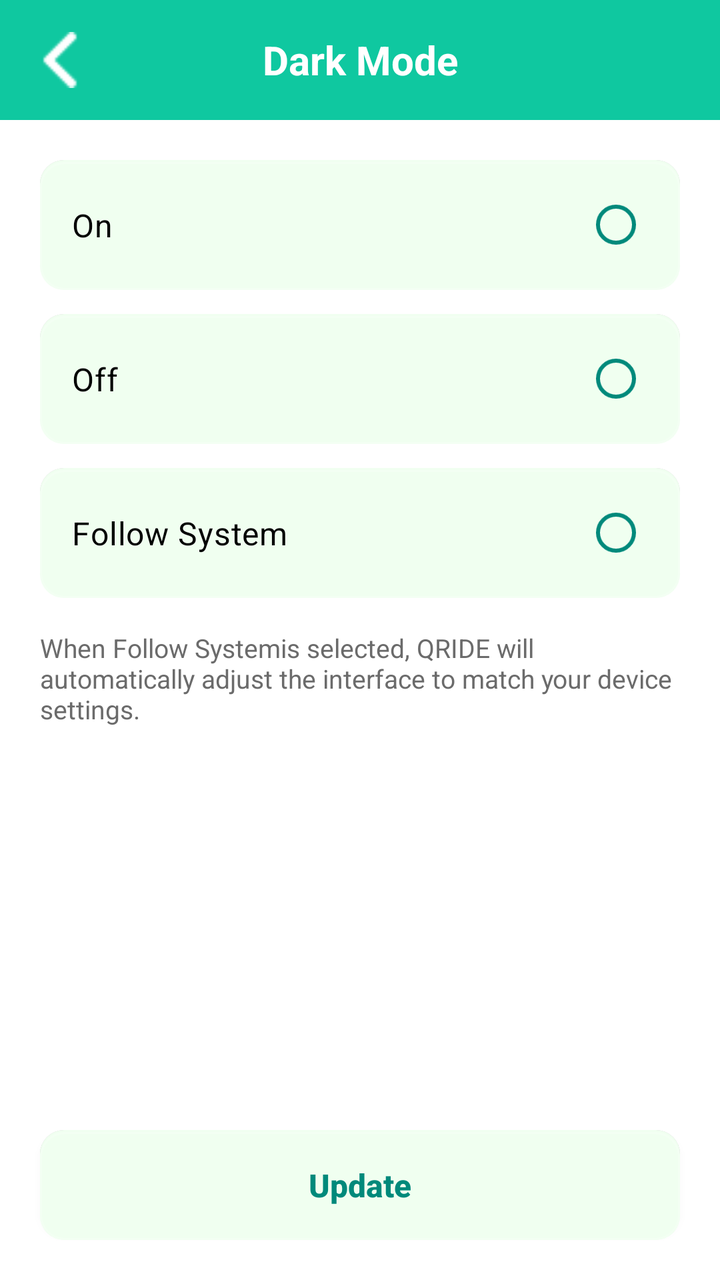
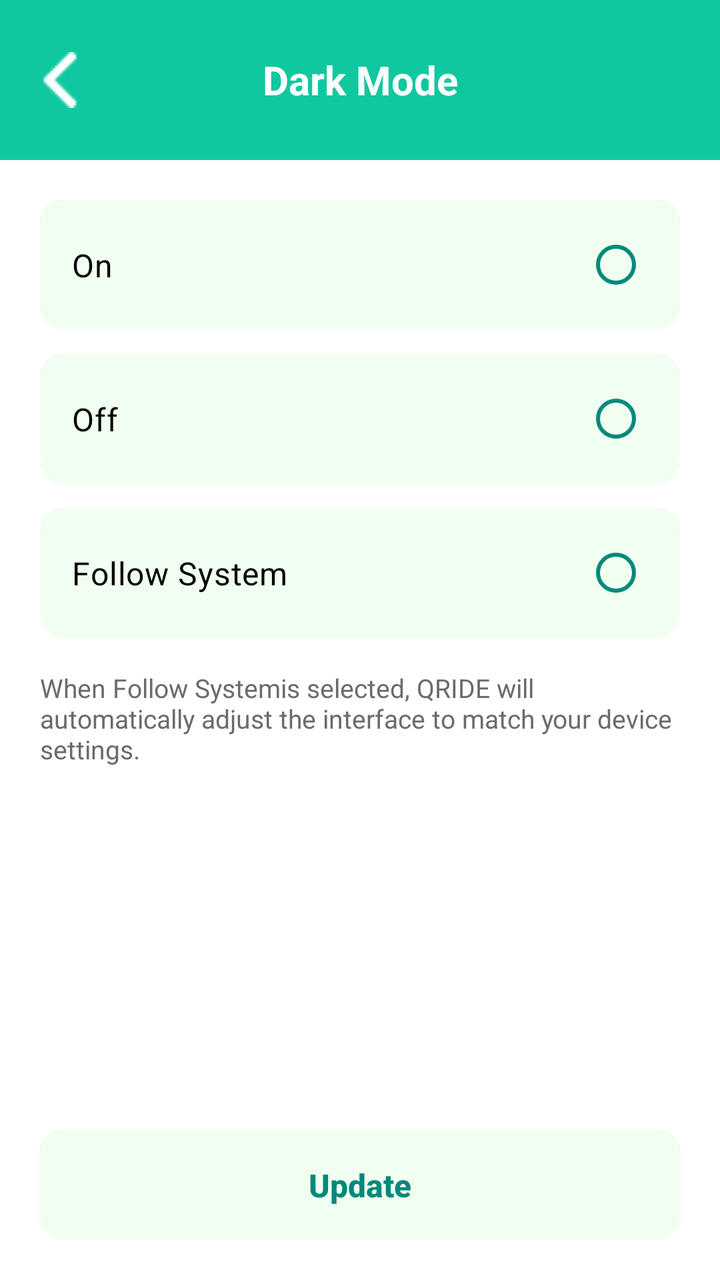

Screens rendered from an Android XML layout before and after an edit, with the pre-edit source and the edit as a unified diff.
<!-- AndroidManifest.xml: application theme Theme.Qride -->
<!-- res/layout/activity_dark_mode.xml -->
<?xml version="1.0" encoding="utf-8"?>
<LinearLayout xmlns:android="http://schemas.android.com/apk/res/android"
    xmlns:app="http://schemas.android.com/apk/res-auto"
    android:layout_width="match_parent"
    android:layout_height="match_parent"
    android:background="@color/white"
    android:orientation="vertical">

    <LinearLayout
        android:layout_width="match_parent"
        android:layout_height="60dp"
        android:background="@color/xanhNgoc"
        android:gravity="center_vertical"
        android:paddingHorizontal="16dp">

        <ImageView
            android:id="@+id/btnBack"
            android:layout_width="28dp"
            android:layout_height="28dp"
            android:src="@drawable/ic_arrow_back"
            app:tint="@color/white" />

        <TextView
            android:layout_width="0dp"
            android:layout_height="wrap_content"
            android:layout_weight="1"
            android:gravity="center"
            android:text="@string/title_dark_mode"
            android:textColor="@color/white"
            android:textSize="20sp"
            android:textStyle="bold" />

        <View android:layout_width="28dp" android:layout_height="28dp" />
    </LinearLayout>

    <RadioGroup
        android:id="@+id/rgDarkMode"
        android:layout_width="match_parent"
        android:layout_height="wrap_content"
        android:padding="20dp">

        <RadioButton
            android:id="@+id/rbOn"
            android:layout_width="match_parent"
            android:layout_height="65dp"
            android:layout_marginBottom="12dp"
            android:background="@drawable/btn_outline_green"
            android:button="@null"
            android:drawableEnd="?android:attr/listChoiceIndicatorSingle"
            android:drawableTint="@color/xanhTieuDe"
            android:paddingHorizontal="16dp"
            android:text="@string/dark_mode_on"
            android:textColor="@color/black"
            android:textSize="16sp" />

        <RadioButton
            android:id="@+id/rbOff"
            android:layout_width="match_parent"
            android:layout_height="65dp"
            android:layout_marginBottom="12dp"
            android:background="@drawable/btn_outline_green"
            android:button="@null"
            android:drawableEnd="?android:attr/listChoiceIndicatorSingle"
            android:drawableTint="@color/xanhTieuDe"
            android:paddingHorizontal="16dp"
            android:text="@string/dark_mode_off"
            android:textColor="@color/black"
            android:textSize="16sp" />

        <RadioButton
            android:id="@+id/rbSystem"
            android:layout_width="match_parent"
            android:layout_height="65dp"
            android:layout_marginBottom="16dp"
            android:background="@drawable/btn_outline_green"
            android:button="@null"
            android:drawableEnd="?android:attr/listChoiceIndicatorSingle"
            android:drawableTint="@color/xanhTieuDe"
            android:paddingHorizontal="16dp"
            android:text="@string/dark_mode_system"
            android:textColor="@color/black"
            android:textSize="16sp" />

        <TextView
            android:layout_width="match_parent"
            android:layout_height="wrap_content"
            android:text="@string/dark_mode_desc"
            android:textColor="@color/text_gray"
            android:textSize="13sp" />
    </RadioGroup>

    <View android:layout_width="match_parent" android:layout_height="0dp" android:layout_weight="1" />

    <androidx.appcompat.widget.AppCompatButton
        android:id="@+id/btnUpdate"
        android:layout_width="match_parent"
        android:layout_height="55dp"
        android:layout_margin="20dp"
        android:background="@drawable/btn_outline_green"
        android:text="@string/btn_update"
        android:textAllCaps="false"
        android:textColor="@color/xanhTieuDe"
        android:textSize="16sp"
        android:textStyle="bold" />

</LinearLayout>
<!-- resources referenced by this layout -->
<resources>
  <color name="black">#FF000000</color>
  <color name="text_gray">#6B6B6B</color>
  <color name="white">#FFFFFFFF</color>
  <color name="xanhNgoc">#0FC8A0</color>
  <color name="xanhTieuDe">#00897B</color>
  <!-- drawable btn_outline_green (drawable) -->
  <layer-list xmlns:android="http://schemas.android.com/apk/res/android">
  
      
      <item android:bottom="4dp">
          <shape>
              <corners android:radius="12dp" />
              <solid android:color="#22000000" />
          </shape>
      </item>
  
      
      <item android:bottom="2dp">
          <shape>
              <corners android:radius="12dp" />
              <solid android:color="#11000000" />
          </shape>
      </item>
  
      
      <item>
          <shape>
              <corners android:radius="12dp" />
              <solid android:color="@color/xanhButtonBack" />
          </shape>
      </item>
  
      
      <item android:top="1dp">
          <shape>
              <corners android:radius="12dp" />
              <stroke
                  android:width="1dp"
                  android:color="#33FFFFFF" /> 
          </shape>
      </item>
  
  </layer-list>
  <!-- drawable ic_arrow_back: png bitmap (drawable, 314 bytes) -->
  <string name="btn_update">Update</string>
  <string name="dark_mode_desc">When "Follow System" is selected, QRIDE will automatically adjust the interface to match your device settings.</string>
  <string name="dark_mode_off">Off</string>
  <string name="dark_mode_on">On</string>
  <string name="dark_mode_system">Follow System</string>
  <string name="title_dark_mode">Dark Mode</string>
  <style name="Theme.Qride" parent="Base.Theme.Qride" />
  <color name="xanhButtonBack">#F0FFF0</color>
  <style name="Base.Theme.Qride" parent="Theme.Material3.DayNight.NoActionBar">
          
          
      </style>
</resources>

<!-- the commit's change to res/layout/activity_dark_mode.xml (unified diff, before → after) -->
@@ -8,7 +8,7 @@
 
     <LinearLayout
         android:layout_width="match_parent"
-        android:layout_height="60dp"
+        android:layout_height="80dp"
         android:background="@color/xanhNgoc"
         android:gravity="center_vertical"
         android:paddingHorizontal="16dp">
